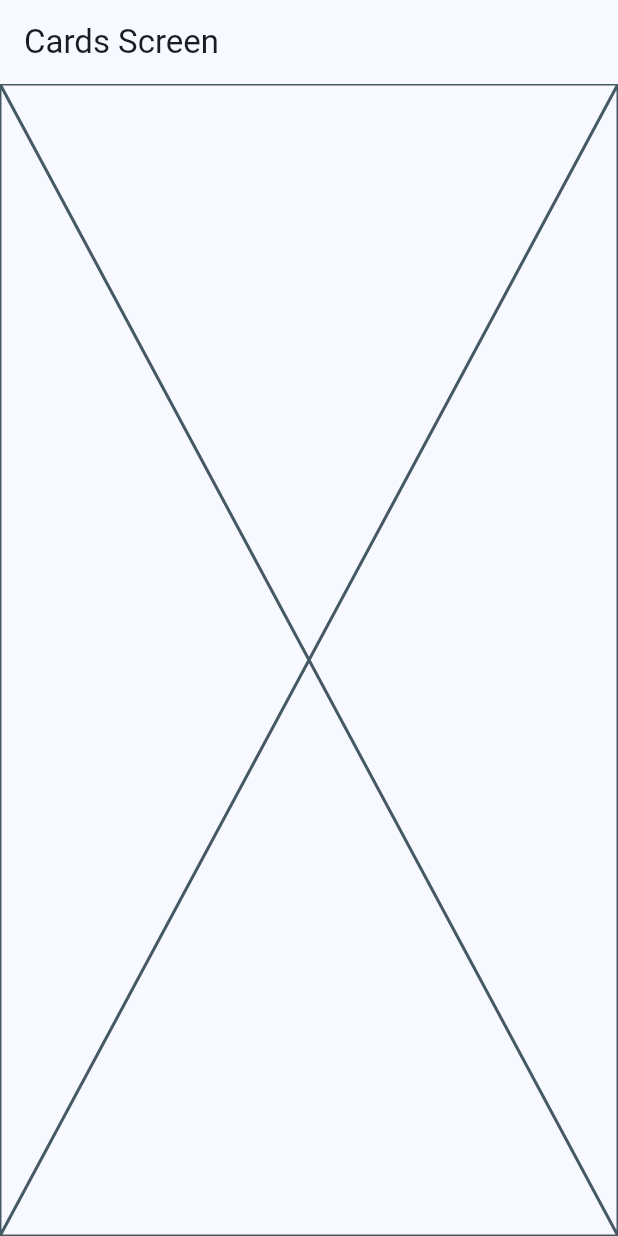
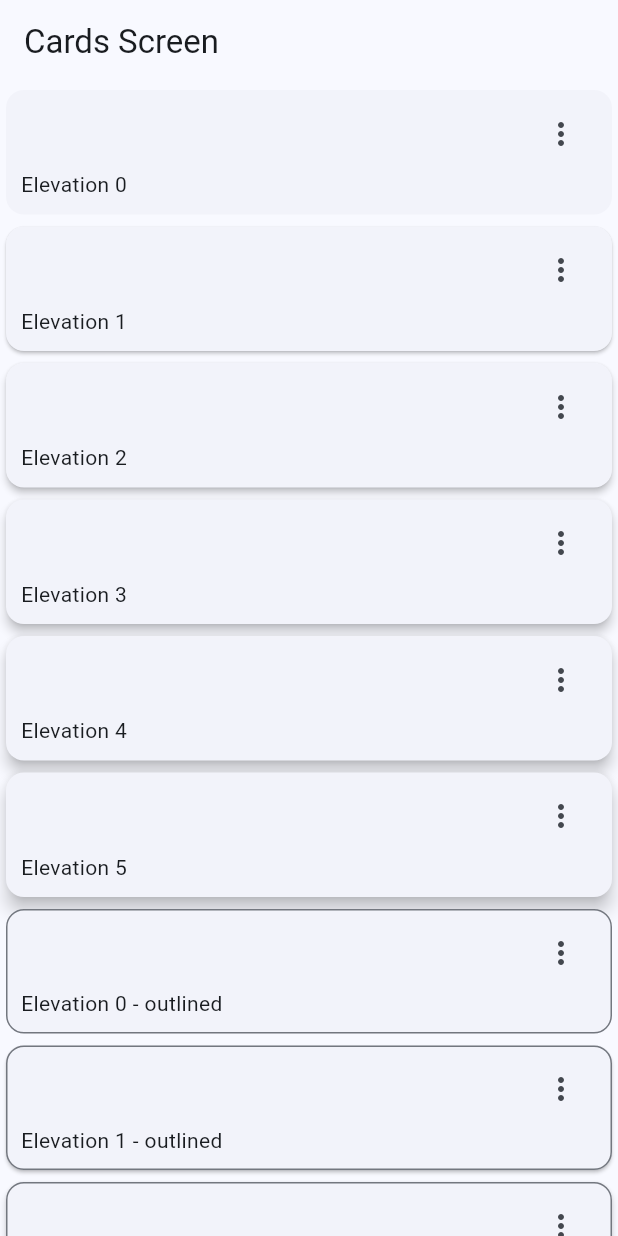
Before and after one commit to AFTR05/widgets_app, a Flutter app: the CardsScreen screen opened by its route, on a phone screen of 412 x 824 dp. Run offline on Flutter 3.47's test engine with Material 3 defaults, Android fonts, the phone set to English and light mode, and no system bars; our stand-ins replace go_router.

Commit message:
cards types

```diff
--- a/lib/presentation/screens/cards/cards_screen.dart
+++ b/lib/presentation/screens/cards/cards_screen.dart
@@ -1,4 +1,15 @@
 import 'package:flutter/material.dart';
+
+const cards = <Map<String, dynamic>> [
+  { 'elevation': 0.0, 'label': "Elevation 0"},
+  { 'elevation': 1.0, 'label': "Elevation 1"},
+  { 'elevation': 2.0, 'label': "Elevation 2"},
+  { 'elevation': 3.0, 'label': "Elevation 3"},
+  { 'elevation': 4.0, 'label': "Elevation 4"},
+  { 'elevation': 5.0, 'label': "Elevation 5"}
+
+];
+
 
 class CardsScreen extends StatelessWidget {
   static const String name='cards_screen';
@@ -10,9 +21,99 @@ class CardsScreen extends StatelessWidget {
       appBar: AppBar(
         title: const Text('Cards Screen'),
       ),
-      body: const Placeholder(
-
-      )
+      body: const _CardsView()
     );
   }
 }
+
+class _CardsView extends StatelessWidget {
+  const _CardsView();
+
+  @override
+  Widget build(BuildContext context) {
+    return SingleChildScrollView(
+      child: Column(
+        children: [
+          ...cards.map ( (card) => _CardsType1(label: card['label'], elevation: card['elevation'])),
+          ...cards.map ( (card) => _CardsType2(label: card['label'], elevation: card['elevation']))
+        ],
+      ),
+    );
+  }
+}
+
+class _CardsType1 extends StatelessWidget {
+  final String label;
+  final double elevation;
+
+  const _CardsType1({required this.label, required this.elevation});
+
+  @override
+  Widget build(BuildContext context) {
+    return Card(
+      elevation: elevation,
+      child: Padding(
+        padding: const EdgeInsets.fromLTRB(10,5,10,10),
+        child: Column(
+          children: [
+            Align(
+              alignment: Alignment.topRight,
+              child: IconButton(
+                icon: const Icon(Icons.more_vert_outlined),
+                onPressed: () {
+
+                },
+              )
+            ),
+            Align(
+              alignment: Alignment.bottomLeft,
+              child: Text(label)
+            )
+          ],
+        ),
+      ),
+    );
+  }
+}
+
+class _CardsType2 extends StatelessWidget {
+  final String label;
+  final double elevation;
+
+  const _CardsType2({required this.label, required this.elevation});
+
+  @override
+  Widget build(BuildContext context) {
+    final colors =  Theme.of(context).colorScheme;
+
+    return Card(
+      shape: RoundedRectangleBorder(
+        borderRadius: const BorderRadius.all(Radius.circular(12)),
+        side: BorderSide(
+          color: colors.outline
+        )
+      ),
+      elevation: elevation,
+      child: Padding(
+        padding: const EdgeInsets.fromLTRB(10,5,10,10),
+        child: Column(
+          children: [
+            Align(
+              alignment: Alignment.topRight,
+              child: IconButton(
+                icon: const Icon(Icons.more_vert_outlined),
+                onPressed: () {
+
+                },
+              )
+            ),
+            Align(
+              alignment: Alignment.bottomLeft,
+              child: Text('$label - outlined')
+            )
+          ],
+        ),
+      ),
+    );
+  }
+}
```
